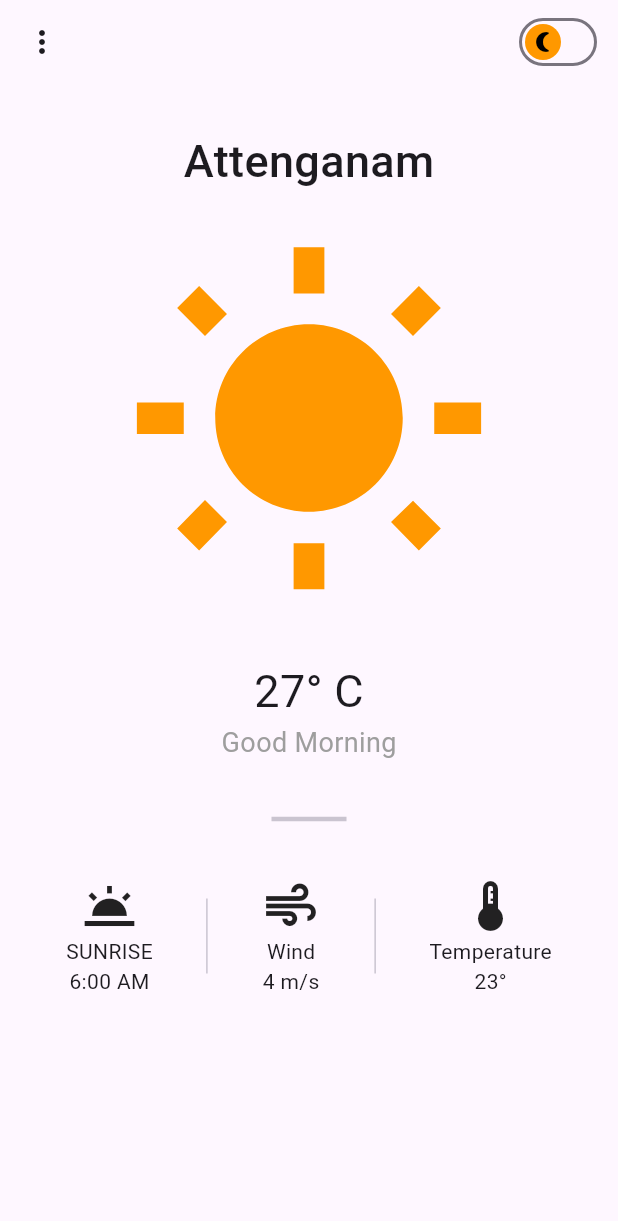
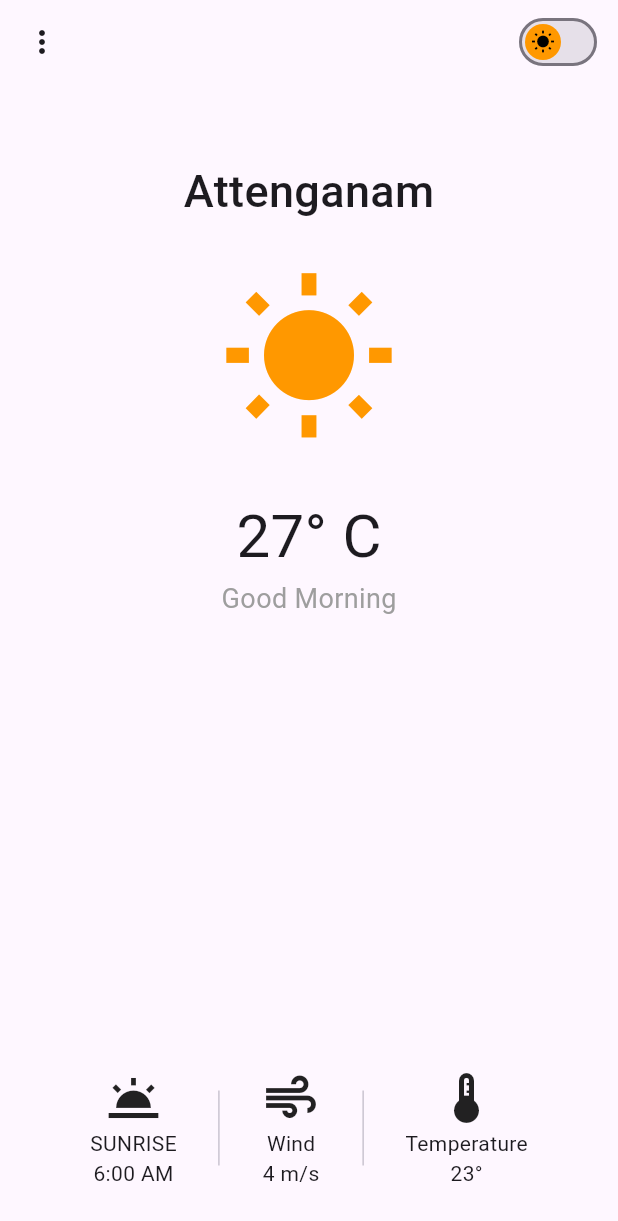
Before and after one commit to vijayasree450/Weather-App, a Flutter app: the screen it shows after launch, on a phone screen of 412 x 824 dp. Shown: the top 1221 px of the screen. Run offline on Flutter 3.47's test engine with Material 3 defaults, Android fonts, the phone set to English and light mode, and no system bars.

Commit message:
Update home file

```diff
--- a/lib/home.dart
+++ b/lib/home.dart
@@ -1,7 +1,7 @@
+
 
 import 'package:flutter/material.dart';
 import 'package:provider/provider.dart';
-import 'package:weatherapp/theme.dart';
 import 'package:weatherapp/theme.provider.dart' show ThemeProvider;
 
 
@@ -20,72 +20,74 @@ class Home extends StatelessWidget {
           Padding(
             padding: const EdgeInsets.all(10),
             child: Consumer<ThemeProvider>(
-              builder: (context, ThemeProvider, child) {
+              builder: (context, value, child) {
                 return Switch(
-                  activeColor: Colors.black,
-                  inactiveThumbColor: Colors.black,
-                  thumbColor: const MaterialStatePropertyAll(Colors.orange),
-                  inactiveTrackColor: Colors.transparent,
-                  thumbIcon: MaterialStatePropertyAll(
+                  value: value.isDarkMode,
+                  onChanged: (val) {
+                    value.toggleTheme();
+                  },
+                  activeThumbColor: Colors.white,
+                  thumbColor:
+                      const WidgetStatePropertyAll(Colors.orange),
+                  thumbIcon: WidgetStatePropertyAll(
                     Icon(
-                      ThemeProvider.isDarkMode
-                          ? Icons.wb_sunny
-                          : Icons.nightlight_round,
+                      value.isDarkMode
+                          ? Icons.nightlight_round
+                          : Icons.wb_sunny,
                       color: Colors.black,
                     ),
                   ),
-                  value: ThemeProvider.isDarkMode,
-                  onChanged: (value) {
-                    ThemeProvider.toggleTheme();
-                  },
                 );
-
               },
             ),
-
           ),
-
         ],
       ),
       body: Container(
-        padding: const EdgeInsets.all(30),
+        padding: const EdgeInsets.all(50),
         child: Center(
           child: Column(
-            children: const [
-              Text(
+            children: [
+              const Text(
                 "Attenganam",
                 style: TextStyle(
                   fontSize: 30,
                   fontWeight: FontWeight.w500,
                 ),
               ),
-              SizedBox(height: 30),
-              Icon(
-                Icons.wb_sunny,
-                size: 250,
+              const SizedBox(height: 30),
+
+              Consumer<ThemeProvider>(
+                builder: (context, value, child) {
+                  return Icon(
+                    value.isDarkMode
+                        ? Icons.nightlight_round
+                        : Icons.wb_sunny,
+                    size: 120,
                     color: Colors.orange,
+                  );
+                },
               ),
-              SizedBox(height: 30),
-              Text(
+
+              const SizedBox(height: 30),
+              const Text(
                 '27° C',
-                style: TextStyle(fontSize: 30),
+                style: TextStyle(fontSize: 40),
               ),
-              Text(
+              const Text(
                 'Good Morning',
                 style: TextStyle(
                   fontSize: 18,
                   color: Colors.grey,
                 ),
               ),
-              SizedBox(height: 30),
-              SizedBox(
-                width: 50,
-                child: Divider(thickness: 3),
-              ),
-              SizedBox(height: 30),
+
+
+                  const SizedBox(height: 300),
+
                 Row(
                   mainAxisAlignment: MainAxisAlignment.spaceAround,
-                children: [
+                  children: const [
                     Column(
                       children: [
                         Icon(Icons.wb_twilight, size: 40),
@@ -116,7 +118,9 @@ class Home extends StatelessWidget {
                       ],
                     ),
                   ],
+
                 ),
+
             ],
           ),
         ),
```
Lines whose indentation alone changed are shown as unchanged.
